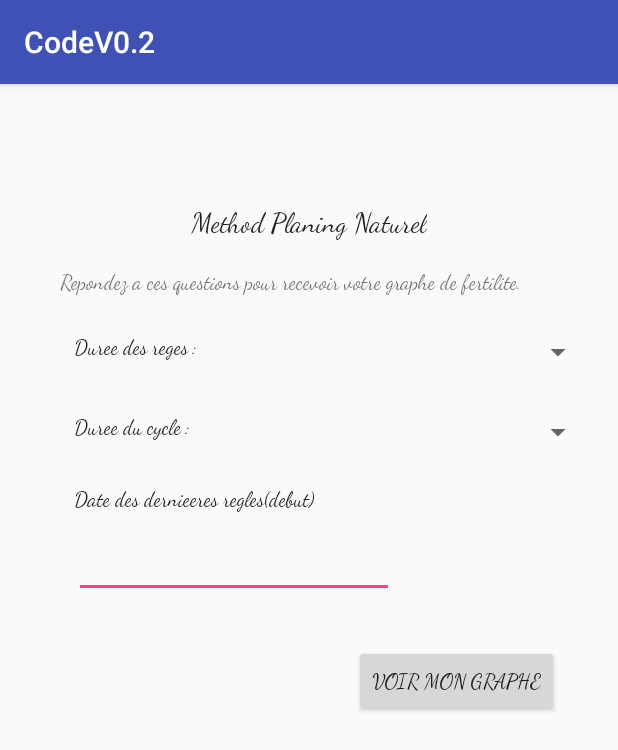
After one commit to LysAMa/womenHackathon, an Android app: the FormRegleActivity screen opened directly, with no data from a screen before it, on a phone screen of 412 x 824 dp. The commit adds this screen. Shown: the top 750 px of the screen. Run offline under Robolectric (Android 15) with nearby library versions, the phone set to English and light mode, and no system bars.

Commit message:
Lyse modif

```diff
--- /dev/null
+++ b/CodeV0.2/app/src/main/java/com/example/root/codev02/FormRegleActivity.java
@@ -0,0 +1,13 @@
+package com.example.root.codev02;
+
+import android.support.v7.app.AppCompatActivity;
+import android.os.Bundle;
+
+public class FormRegleActivity extends AppCompatActivity {
+
+    @Override
+    protected void onCreate(Bundle savedInstanceState) {
+        super.onCreate(savedInstanceState);
+        setContentView(R.layout.activity_form_regle);
+    }
+}
--- /dev/null
+++ b/CodeV0.2/app/src/main/res/layout/activity_form_regle.xml
@@ -0,0 +1,117 @@
+<?xml version="1.0" encoding="utf-8"?>
+<RelativeLayout xmlns:android="http://schemas.android.com/apk/res/android"
+    xmlns:tools="http://schemas.android.com/tools"
+    android:id="@+id/activity_form_regle"
+    android:layout_width="match_parent"
+    android:layout_height="match_parent"
+    android:paddingBottom="@dimen/activity_vertical_margin"
+    android:paddingLeft="@dimen/activity_horizontal_margin"
+    android:paddingRight="@dimen/activity_horizontal_margin"
+    android:paddingTop="@dimen/activity_vertical_margin"
+    tools:context="com.example.root.codev02.FormRegleActivity">
+
+    <TextView
+        android:text="Method Planing Naturel"
+        android:layout_width="wrap_content"
+        android:layout_height="wrap_content"
+        android:layout_alignParentTop="true"
+        android:layout_centerHorizontal="true"
+        android:layout_marginTop="66dp"
+        android:id="@+id/textView3"
+        android:textAppearance="@style/TextAppearance.AppCompat"
+        android:fontFamily="cursive"
+        android:textSize="18sp" />
+
+    <TextView
+        android:text="Repondez a ces questions pour recevoir votre graphe de fertilite."
+        android:layout_width="wrap_content"
+        android:layout_height="wrap_content"
+        android:layout_below="@+id/textView3"
+        android:layout_alignParentLeft="true"
+        android:layout_alignParentStart="true"
+        android:layout_marginLeft="24dp"
+        android:layout_marginStart="24dp"
+        android:layout_marginTop="19dp"
+        android:id="@+id/textView4"
+        android:fontFamily="cursive"
+        android:textSize="14sp" />
+
+    <TextView
+        android:text="Duree des reges :"
+        android:layout_width="wrap_content"
+        android:layout_height="wrap_content"
+        android:layout_marginTop="26dp"
+        android:id="@+id/textView5"
+        android:layout_below="@+id/textView4"
+        android:layout_alignLeft="@+id/textView6"
+        android:layout_alignStart="@+id/textView6"
+        android:textAppearance="@style/TextAppearance.AppCompat"
+        android:fontFamily="cursive" />
+
+    <Spinner
+        android:layout_width="match_parent"
+        android:layout_height="wrap_content"
+        android:id="@+id/spinner3"
+        android:layout_alignTop="@+id/textView5"
+        android:layout_toRightOf="@+id/textView3"
+        android:layout_toEndOf="@+id/textView3" />
+
+    <Spinner
+        android:layout_width="match_parent"
+        android:layout_height="wrap_content"
+        android:id="@+id/spinner2"
+        android:layout_below="@+id/spinner3"
+        android:layout_alignParentRight="true"
+        android:layout_alignParentEnd="true"
+        android:layout_marginTop="29dp"
+        android:layout_alignLeft="@+id/spinner3"
+        android:layout_alignStart="@+id/spinner3" />
+
+    <TextView
+        android:text="Duree du cycle :"
+        android:layout_width="wrap_content"
+        android:layout_height="wrap_content"
+        android:id="@+id/textView6"
+        android:layout_alignTop="@+id/spinner2"
+        android:layout_toLeftOf="@+id/textView3"
+        android:layout_toStartOf="@+id/textView3"
+        android:textAppearance="@style/TextAppearance.AppCompat"
+        android:fontFamily="cursive" />
+
+    <TextView
+        android:text="Date des dernieeres regles(debut)"
+        android:layout_width="wrap_content"
+        android:layout_height="wrap_content"
+        android:layout_below="@+id/spinner2"
+        android:layout_alignLeft="@+id/textView6"
+        android:layout_alignStart="@+id/textView6"
+        android:layout_marginTop="24dp"
+        android:id="@+id/textView7"
+        android:textAppearance="@style/TextAppearance.AppCompat"
+        android:fontFamily="cursive" />
+
+    <EditText
+        android:layout_width="wrap_content"
+        android:layout_height="wrap_content"
+        android:inputType="date"
+        android:ems="10"
+        android:id="@+id/editText"
+        android:layout_below="@+id/textView7"
+        android:layout_alignLeft="@+id/textView7"
+        android:layout_alignStart="@+id/textView7"
+        android:layout_marginTop="12dp" />
+
+    <Button
+        android:text="Voir mon graphe"
+        android:layout_width="wrap_content"
+        android:layout_height="wrap_content"
+        android:layout_below="@+id/editText"
+        android:layout_toRightOf="@+id/textView7"
+        android:layout_toEndOf="@+id/textView7"
+        android:layout_marginLeft="26dp"
+        android:layout_marginStart="26dp"
+        android:layout_marginTop="31dp"
+        android:id="@+id/button"
+        android:fontFamily="cursive" />
+
+</RelativeLayout>
```
Also changed, not shown: CodeV0.2/app/src/main/AndroidManifest.xml (+9 -0 lines), CodeV0.2/app/src/main/java/com/example/root/codev02/LoginActivity.java (added, +349 -0 lines), CodeV0.2/app/src/main/res/layout/activity_login.xml (added, +78 -0 lines), CodeV0.2/app/src/main/res/values/strings.xml (+14 -0 lines).
